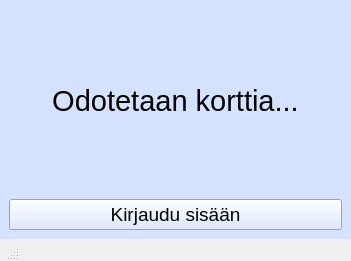
bank-2022/group15, file bankautomat/mainwindow.ui: the form before one commit.
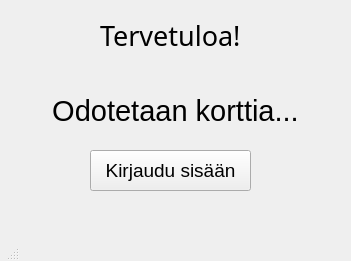
The form after the commit.

What changed in the file:
```diff
--- a/bankautomat/mainwindow.ui
+++ b/bankautomat/mainwindow.ui
@@ -15,23 +15,17 @@
   </property>
   <widget class="QWidget" name="centralwidget">
    <property name="styleSheet">
-    <string notr="true">background-color:rgb(213, 226, 255)</string>
+    <string notr="true"/>
    </property>
-   <layout class="QGridLayout" name="gridLayout">
-    <item row="1" column="1">
-     <widget class="QPushButton" name="login">
-      <property name="font">
-       <font>
-        <pointsize>14</pointsize>
-       </font>
-      </property>
-      <property name="text">
-       <string>Kirjaudu sisään</string>
-      </property>
-     </widget>
-    </item>
-    <item row="0" column="1">
      <widget class="QLabel" name="label">
+    <property name="geometry">
+     <rect>
+      <x>20</x>
+      <y>80</y>
+      <width>311</width>
+      <height>61</height>
+     </rect>
+    </property>
       <property name="sizePolicy">
        <sizepolicy hsizetype="MinimumExpanding" vsizetype="MinimumExpanding">
         <horstretch>0</horstretch>
@@ -40,6 +34,7 @@
       </property>
       <property name="font">
        <font>
+      <family>Microsoft JhengHei UI</family>
         <pointsize>22</pointsize>
        </font>
       </property>
@@ -53,8 +48,47 @@
        <set>Qt::AlignCenter</set>
       </property>
      </widget>
-    </item>
-   </layout>
+   <widget class="QPushButton" name="login">
+    <property name="geometry">
+     <rect>
+      <x>90</x>
+      <y>150</y>
+      <width>161</width>
+      <height>41</height>
+     </rect>
+    </property>
+    <property name="font">
+     <font>
+      <family>Microsoft JhengHei UI</family>
+      <pointsize>14</pointsize>
+     </font>
+    </property>
+    <property name="text">
+     <string>Kirjaudu sisään</string>
+    </property>
+   </widget>
+   <widget class="QLabel" name="label_2">
+    <property name="geometry">
+     <rect>
+      <x>100</x>
+      <y>20</y>
+      <width>181</width>
+      <height>31</height>
+     </rect>
+    </property>
+    <property name="font">
+     <font>
+      <family>Microsoft YaHei Light</family>
+      <pointsize>20</pointsize>
+     </font>
+    </property>
+    <property name="frameShape">
+     <enum>QFrame::NoFrame</enum>
+    </property>
+    <property name="text">
+     <string>Tervetuloa!</string>
+    </property>
+   </widget>
   </widget>
   <widget class="QStatusBar" name="statusbar">
    <property name="sizePolicy">
```
Lines whose indentation alone changed are shown as unchanged.
